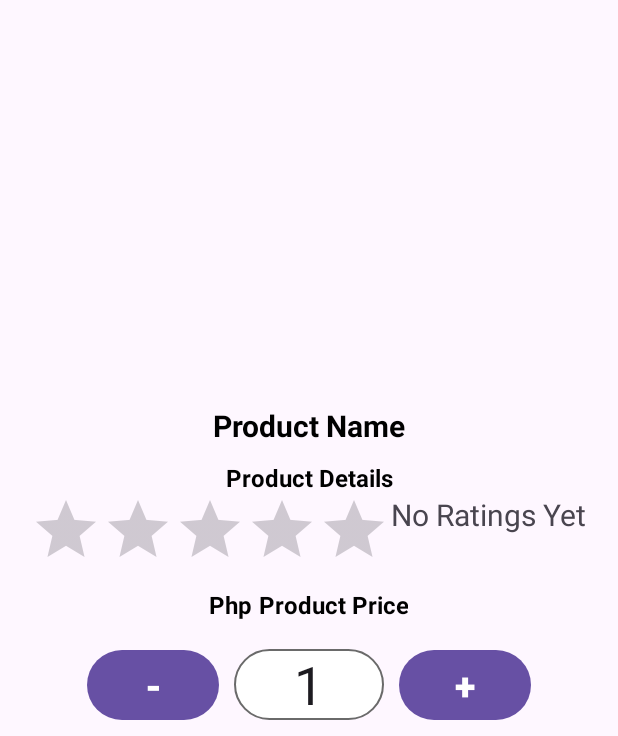
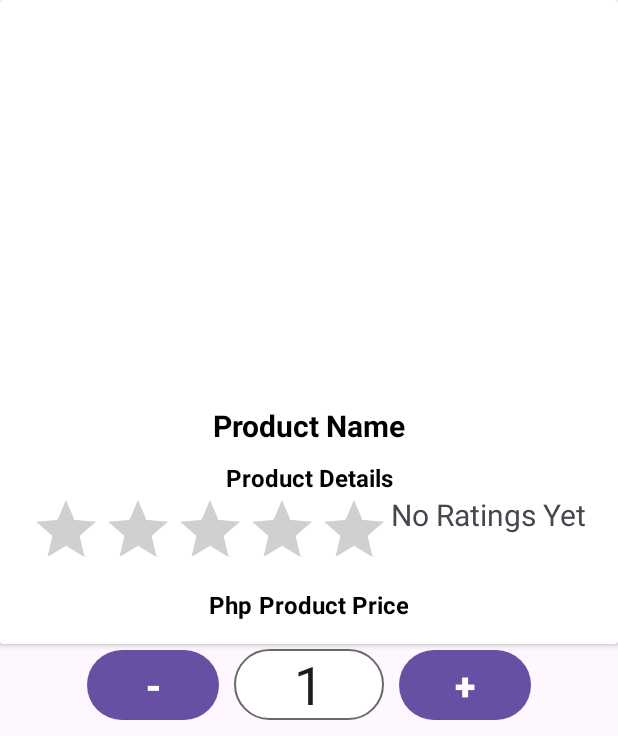
Before and after one commit to klaus2425/gocery_final, an Android app: the ProductDetailsActivity screen opened directly, with no data from a screen before it, on a phone screen of 412 x 824 dp. Shown: the top 736 px of the screen. Run offline under Robolectric (Android 15) with nearby library versions, the phone set to English and light mode, and no system bars; our stand-ins replace CircleImageView, Firebase (no records; nobody signed in at launch, a user with empty details on screens opened directly), Picasso; libraries missing offline, so code that uses them is left out: com.rey.material; plain views replace FloatingActionButton; Roboto replaces fonts that are not available here; 4 statements that could not run were skipped.

Commit message:
Update activity_product_details.xml

```diff
--- a/app/src/main/res/layout/activity_product_details.xml
+++ b/app/src/main/res/layout/activity_product_details.xml
@@ -4,8 +4,16 @@
     xmlns:tools="http://schemas.android.com/tools"
     android:layout_width="match_parent"
     android:layout_height="match_parent"
+
     tools:context=".ProductDetailsActivity">
 
+    <androidx.cardview.widget.CardView
+        android:id="@+id/details_card"
+        android:layout_width="match_parent"
+        android:layout_height="wrap_content">
+            <RelativeLayout
+                android:layout_width="match_parent"
+                android:layout_height="wrap_content">
             <ImageView
                 android:id="@+id/product_image_details"
                 android:layout_width="match_parent"
@@ -23,8 +31,6 @@
                 android:textSize="20sp"
                 android:gravity="center"
                 android:layout_marginTop="10dp"
-
-        />
 
                 />
             <TextView
@@ -92,14 +98,16 @@
                 android:gravity="center"
 
                 />
+
         </LinearLayout>
-
+        </RelativeLayout>
+    </androidx.cardview.widget.CardView>
 
     <LinearLayout
         android:id="@+id/details_number_layout"
         android:layout_width="match_parent"
         android:layout_height="wrap_content"
-        android:layout_below="@+id/rl_prod_price"
+        android:layout_below="@+id/details_card"
         android:gravity="center"
         >
         <Button
```
Lines whose indentation alone changed are shown as unchanged.
